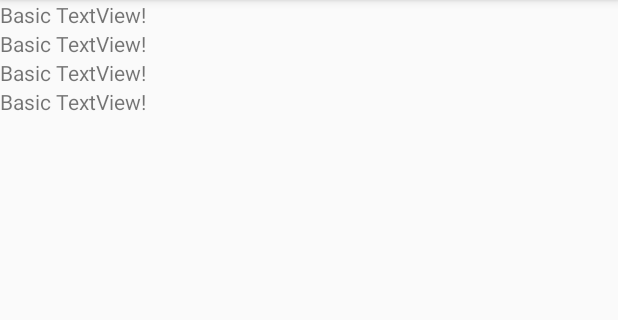
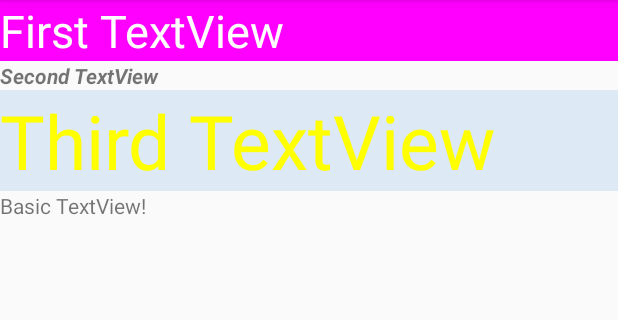
Before and after one commit to leeysi/JavaWidgetControl, an Android app: the screen it shows after launch (MainActivity), on a phone screen of 412 x 824 dp, the part 84-404 px from its top. Run offline under Robolectric (Android 15) with nearby library versions, the phone set to English and light mode, and no system bars.

Commit message:
#2 change widget in the java

```diff
--- a/app/src/main/java/yeseul/kr/hs/emirim/javawidgetcontrol/MainActivity.java
+++ b/app/src/main/java/yeseul/kr/hs/emirim/javawidgetcontrol/MainActivity.java
@@ -1,7 +1,10 @@
 package yeseul.kr.hs.emirim.javawidgetcontrol;
 
+import android.graphics.Color;
+import android.graphics.Typeface;
 import android.support.v7.app.AppCompatActivity;
 import android.os.Bundle;
+import android.widget.TextView;
 
 public class MainActivity extends AppCompatActivity {
 
@@ -9,5 +12,23 @@ public class MainActivity extends AppCompatActivity {
     protected void onCreate(Bundle savedInstanceState) {
         super.onCreate(savedInstanceState);
         setContentView(R.layout.activity_main);
+
+        TextView text1 = (TextView) findViewById(R.id.text1);
+        TextView text2 = (TextView) findViewById(R.id.text2);
+        TextView text3 = (TextView) findViewById(R.id.text3);
+        TextView text4 = (TextView) findViewById(R.id.text4);
+
+        text1.setText("First TextView");
+        text1.setTextSize(30); //메소드로 설정할 경우 단위는 px
+        text1.setBackgroundColor(Color.rgb(255,0,255));
+        text1.setTextColor(Color.WHITE);
+
+        text2.setText(R.string.text2_str);
+        text2.setTypeface(Typeface.SANS_SERIF, Typeface.BOLD_ITALIC);
+
+        text3.setText(R.string.text3_str);
+        text3.setTextColor(Color.rgb(255,255,0));
+        text3.setTextSize(50);
+        text3.setBackgroundColor(Color.argb(30,0,100,200));
     }
 }
--- a/app/src/main/res/values/strings.xml
+++ b/app/src/main/res/values/strings.xml
@@ -1,3 +1,5 @@
 <resources>
     <string name="app_name">JavaWidgetControl</string>
+    <string name="text2_str">Second TextView</string>
+    <string name="text3_str">Third TextView</string>
 </resources>
```
